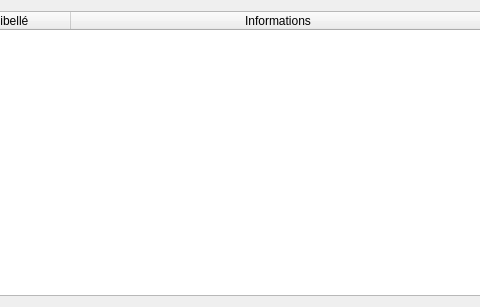
Old version of the form voir_controles.ui in the repository Taoalex542/portage-OGRE-QGIS; both pictures show x 301 to 781 and y 0 to 307 of the 932 by 307 pixel window.
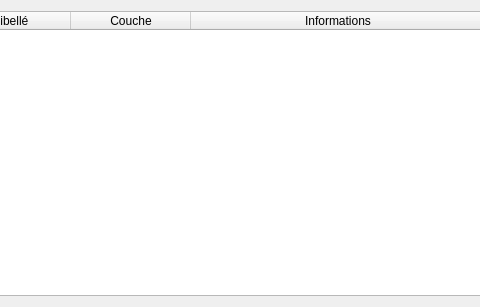
New version of the form.

Commit message: Ajout d'une colonne "Couche" dans la liste des contrôles retournés

What changed in the file:
```diff
--- a/voir_controles.ui
+++ b/voir_controles.ui
@@ -53,7 +53,7 @@
       <bool>true</bool>
      </property>
      <property name="columnCount">
-      <number>4</number>
+      <number>5</number>
      </property>
      <attribute name="horizontalHeaderVisible">
       <bool>true</bool>
@@ -91,6 +91,11 @@
        <string>Libellé</string>
       </property>
      </column>
+     <column>
+      <property name="text">
+       <string>Couche</string>
+      </property>
+     </column>
      <column>
       <property name="text">
        <string>Informations</string>
```
The commit also changes 4 other files.
